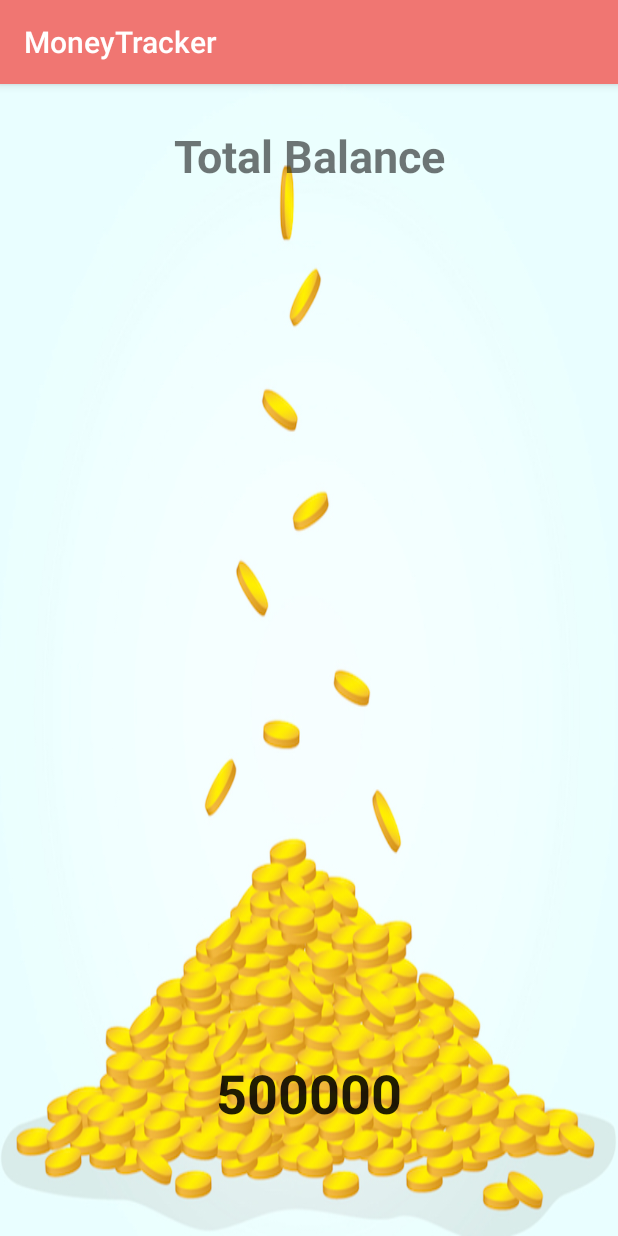
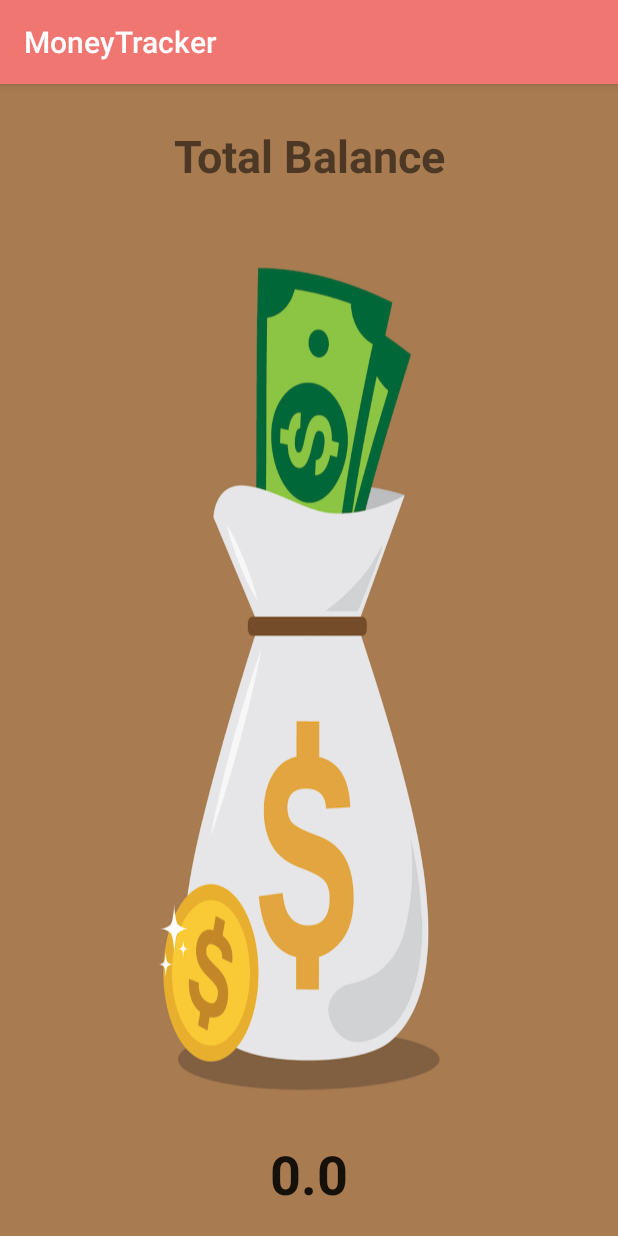
Before and after one commit to littlenune/MoneyTracker, an Android app: the BalanceActivity screen opened directly, with no data from a screen before it, on a phone screen of 412 x 824 dp. Run offline under Robolectric (Android 15) with nearby library versions, the phone set to English and light mode, and no system bars.

Commit message:
add balanceActivity

```diff
--- a/app/src/main/java/com/example/nune/moneytracker/Main/BalanceActivity.java
+++ b/app/src/main/java/com/example/nune/moneytracker/Main/BalanceActivity.java
@@ -2,14 +2,30 @@ package com.example.nune.moneytracker.Main;
 
 import android.support.v7.app.AppCompatActivity;
 import android.os.Bundle;
+import android.widget.TextView;
 
+import com.example.nune.moneytracker.Data.MoneyList;
 import com.example.nune.moneytracker.R;
 
+import static com.example.nune.moneytracker.Main.MoneyListActivity.presenter;
+
 public class BalanceActivity extends AppCompatActivity {
+
+    TextView balanceTxt;
 
     @Override
     protected void onCreate(Bundle savedInstanceState) {
         super.onCreate(savedInstanceState);
         setContentView(R.layout.activity_balance);
+
+        balanceTxt = (TextView) findViewById(R.id.totalBalance);
+
+        double balance = 0;
+        for (MoneyList m : presenter.getMoneyLists()){
+            balance += m.getRecord().getBalance();
+        }
+
+        balanceTxt.setText(String.valueOf(balance));
+
     }
 }
--- a/app/src/main/java/com/example/nune/moneytracker/Main/ListActivity.java
+++ b/app/src/main/java/com/example/nune/moneytracker/Main/ListActivity.java
@@ -85,7 +85,6 @@ public class ListActivity extends AppCompatActivity implements ListDialog.Commun
 
     @Override
     public void onDialogMessage(Money m) {
-        Log.d("BALANCE",String.valueOf(presenter.getMoneyLists().get(presenter.getCurrentIndex()).getRecord().getBalance()));
         if ( m.getType().equals("EXPENSE") && presenter.getMoneyLists().get(presenter.getCurrentIndex()).getRecord().getBalance()-m.getValue() < 0){
             Toast.makeText(this,"Wrong amount.",Toast.LENGTH_SHORT).show();
         }
--- a/app/src/main/java/com/example/nune/moneytracker/Main/MoneyView.java
+++ b/app/src/main/java/com/example/nune/moneytracker/Main/MoneyView.java
@@ -9,9 +9,6 @@ import java.util.ArrayList;
  */
 
 public interface MoneyView {
-    void updateAdapter(ArrayList<MoneyList> moneyLists);
-    void showInputDialog();
     void addList(MoneyList m);
-    ArrayList<MoneyList> getMoneyLists();
     void setCurrentIndex(int index);
 }
--- a/app/src/main/res/layout/activity_balance.xml
+++ b/app/src/main/res/layout/activity_balance.xml
@@ -5,14 +5,14 @@
     android:layout_width="match_parent"
     android:layout_height="match_parent"
     tools:context="com.example.nune.moneytracker.Main.BalanceActivity"
-    android:background="@drawable/bluebg">
+    android:background="@drawable/bg">
 
 
     <TextView
-        android:id="@+id/textView"
+        android:id="@+id/totalBalance"
         android:layout_width="0dp"
         android:layout_height="50dp"
-        android:text="500000"
+        android:text="0"
         android:textAlignment="center"
         android:textAllCaps="false"
         android:textAppearance="@android:style/TextAppearance.DeviceDefault.Large"
@@ -26,12 +26,13 @@
         app:layout_constraintBottom_toBottomOf="parent"
         android:layout_marginEnd="32dp"
         tools:layout_constraintLeft_creator="1"
-        android:layout_marginBottom="70dp"
+        android:layout_marginBottom="16dp"
         android:layout_marginLeft="32dp"
-        android:layout_marginRight="32dp" />
+        android:layout_marginRight="32dp"
+        app:layout_constraintHorizontal_bias="0.0" />
 
     <TextView
-        android:id="@+id/textView2"
+        android:id="@+id/text"
         android:layout_width="wrap_content"
         android:layout_height="wrap_content"
         android:text="Total Balance"
```
Also changed, not shown: app/src/main/java/com/example/nune/moneytracker/Main/MoneyListActivity.java (+12 -1 lines), app/src/main/java/com/example/nune/moneytracker/Main/MoneyPresenter.java (+5 -16 lines), app/src/main/res/layout/moneylist_activity.xml (+14 -0 lines).
